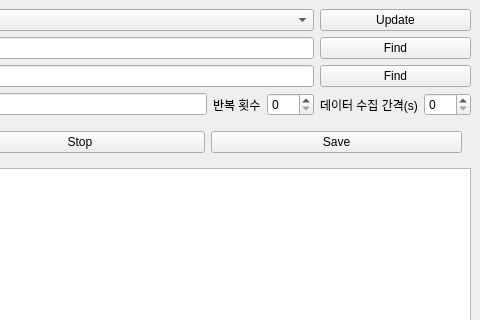
First picture: the form in ui/mainwindow.ui, repository hhk7734/ametek-xg-850-controller, before the edit; both pictures show x 320 to 800 and y 0 to 320 of the 800 by 600 pixel window.
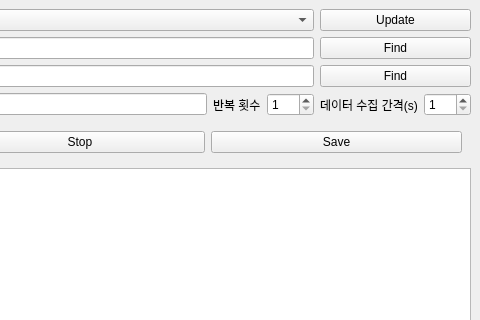
Second picture: the form after the edit.

```diff
--- a/ui/mainwindow.ui
+++ b/ui/mainwindow.ui
@@ -98,7 +98,10 @@
                </widget>
             </item>
             <item row="5" column="3">
-               <widget class="QSpinBox" name="spinBox">
+               <widget class="QSpinBox" name="repeatSpinBox">
+                  <property name="minimum">
+                     <number>1</number>
+                  </property>
                   <property name="maximum">
                      <number>999</number>
                   </property>
@@ -112,7 +115,10 @@
                </widget>
             </item>
             <item row="5" column="5">
-               <widget class="QSpinBox" name="spinBox_2">
+               <widget class="QSpinBox" name="intervalSpinBox">
+                  <property name="minimum">
+                     <number>1</number>
+                  </property>
                   <property name="maximum">
                      <number>999</number>
                   </property>
```
